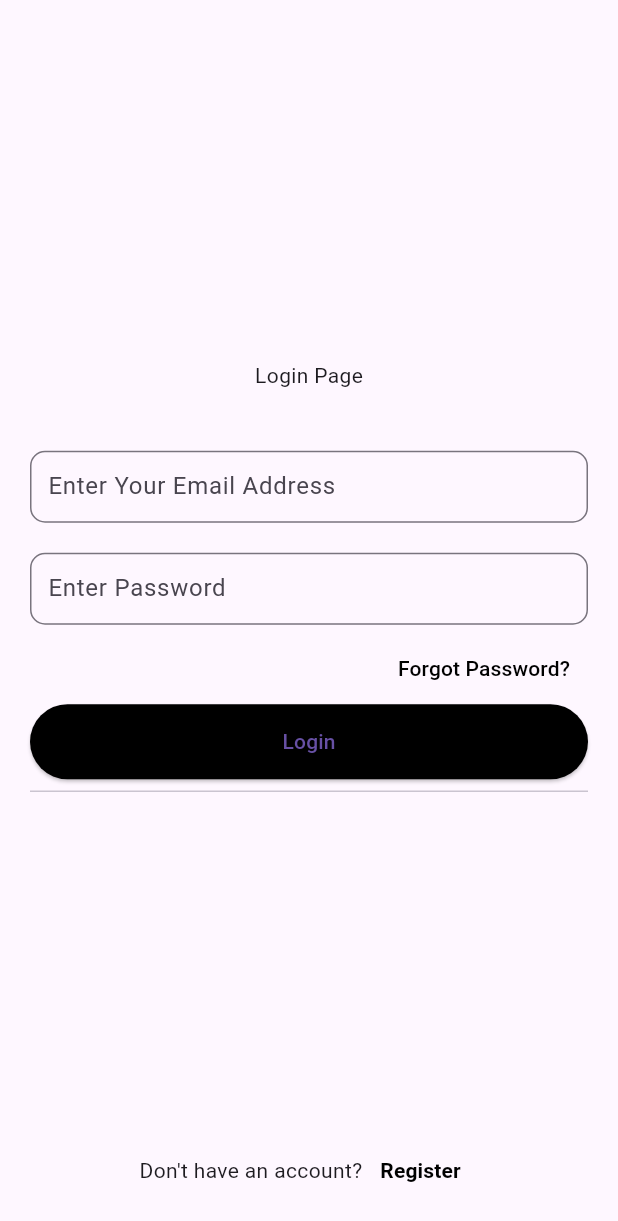
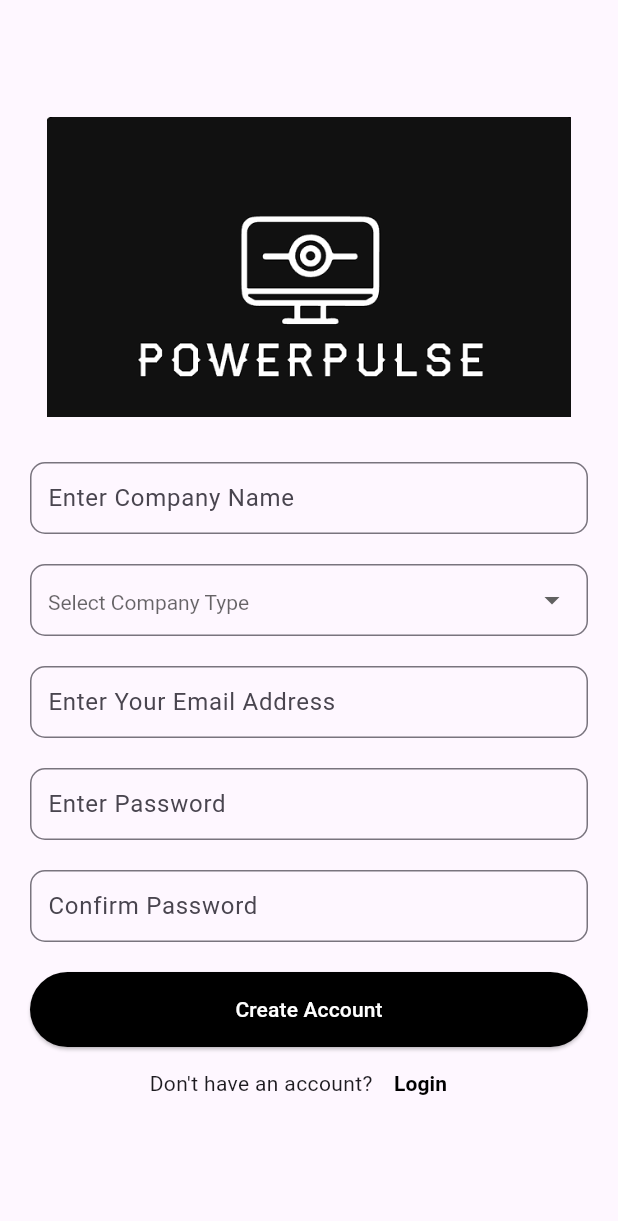
Before and after one commit to SanudaKJ/electricity_managemant_system, a Flutter app: the screen it shows after launch, after a tap on "Register", on a phone screen of 412 x 824 dp. Shown: the top 1221 px of the screen. Run offline on Flutter 3.47's test engine with Material 3 defaults, Android fonts, the phone set to English and light mode, and no system bars.

Commit message:
feat: signin and signup pages

```diff
--- a/electricity_managemant_system/lib/main.dart
+++ b/electricity_managemant_system/lib/main.dart
@@ -12,6 +12,7 @@ class MyApp extends StatelessWidget {
   @override
   Widget build(BuildContext context) {
     return MaterialApp(
+      debugShowCheckedModeBanner: false,
       title: 'Electricity Management System',
       theme: ThemeData(
         primarySwatch: Colors.blue,
--- a/electricity_managemant_system/lib/pages/auth/login.dart
+++ b/electricity_managemant_system/lib/pages/auth/login.dart
@@ -1,3 +1,5 @@
+import 'package:electricity_managemant_system/pages/auth/register.dart';
+import 'package:electricity_managemant_system/pages/home/home.dart';
 import 'package:flutter/cupertino.dart';
 import 'package:flutter/material.dart';
 
@@ -15,13 +17,22 @@ class _loginpageState extends State<loginpage> {
   Widget build(BuildContext context) {
     return Scaffold(
       body: SafeArea(
-          child: Padding(
+        child: SingleChildScrollView(
+          child: Container(
+            constraints: BoxConstraints(
+              minHeight: MediaQuery.of(context).size.height,
+            ),
           padding: const EdgeInsets.all(20.0),
           child: Column(
             mainAxisAlignment: MainAxisAlignment.center,
             children: [
-            const Spacer(),
-            const Text('Login Page'),
+              // const Spacer(),
+              // const Text('Login Page'),
+              Image.asset(
+                'assets/logos/darkmode.png',
+                height: 200,
+              ),
+
               const SizedBox(height: 20),
               Padding(
                 padding: const EdgeInsets.only(top: 20.0),
@@ -61,7 +72,7 @@ class _loginpageState extends State<loginpage> {
                   ),
                 ),
               ),
-            const SizedBox(height: 5),
+              const SizedBox(height: 2),
 
               Row(
                 mainAxisAlignment: MainAxisAlignment.end,
@@ -82,21 +93,30 @@ class _loginpageState extends State<loginpage> {
                 width: double.infinity,
                 height: 50,
                 child: ElevatedButton(
-                onPressed: () {},
+                  onPressed: () {
+                    Navigator.push(context,
+                        MaterialPageRoute(builder: (context) => home()));
+                  },
                   style: ElevatedButton.styleFrom(
                     backgroundColor: Colors.black,
                   ),
-                child: const Text('Login'),
+                  child: const Text(
+                    'Login',
+                    style: TextStyle(color: Colors.white),
                   ),
                 ),
-            const Divider(),
-            const Spacer(),
+              ),
+              // const Divider(),
+              // const Spacer(),
               Row(
                 mainAxisAlignment: MainAxisAlignment.center,
                 children: [
                   const Text('Don\'t have an account?'),
                   TextButton(
-                  onPressed: () {},
+                    onPressed: () {
+                      Navigator.push(context,
+                          MaterialPageRoute(builder: (context) => Register()));
+                    },
                     child: const Text(
                       'Register',
                       style: TextStyle(
@@ -109,6 +129,7 @@ class _loginpageState extends State<loginpage> {
               )
             ],
           ),
+                ),
         )),
     );
   }
--- /dev/null
+++ b/electricity_managemant_system/lib/pages/auth/register.dart
@@ -0,0 +1,206 @@
+import 'package:electricity_managemant_system/pages/auth/login.dart';
+import 'package:flutter/cupertino.dart';
+import 'package:flutter/material.dart';
+
+class Register extends StatefulWidget {
+  const Register({super.key});
+
+  @override
+  State<Register> createState() => _RegisterState();
+}
+
+class _RegisterState extends State<Register> {
+  final List<String> companyTypes = ['Type 1', 'Type 2', 'Type 3'];
+  String? selectedCompanyType;
+
+  @override
+  Widget build(BuildContext context) {
+    return Scaffold(
+      body: SafeArea(
+          child: SingleChildScrollView(
+        child: Container(
+          constraints: BoxConstraints(
+            minHeight: MediaQuery.of(context).size.height,
+          ),
+          padding: const EdgeInsets.all(20.0),
+          child: Column(
+            mainAxisAlignment: MainAxisAlignment.center,
+            children: [
+              // const Spacer(),
+              // const Text('Login Page'),
+              Image.asset(
+                'assets/logos/darkmode.png',
+                height: 200,
+              ),
+
+              const SizedBox(height: 10),
+              Padding(
+                padding: const EdgeInsets.only(top: 20.0),
+                child: TextFormField(
+                  // controller: emailController,
+                  decoration: const InputDecoration(
+                      contentPadding: EdgeInsets.all(8),
+                      hintText: 'Enter Company Name',
+                      border: OutlineInputBorder(
+                        borderRadius: BorderRadius.all(Radius.circular(10)),
+                        borderSide: BorderSide(color: Colors.blue),
+                      ),
+                      focusedBorder: OutlineInputBorder(
+                          borderRadius: BorderRadius.all(Radius.circular(10)),
+                          borderSide: BorderSide(
+                            color: Colors.blue,
+                          ))),
+                ),
+              ),
+              const SizedBox(height: 10),
+              Padding(
+                padding: const EdgeInsets.only(top: 10.0),
+                child: DropdownButtonFormField<String>(
+                  style: const TextStyle(color: Colors.black),
+                  value: selectedCompanyType,
+                  items: companyTypes.map((String type) {
+                    return DropdownMenuItem<String>(
+                      value: type,
+                      child: Text(type),
+                    );
+                  }).toList(),
+                  onChanged: (String? newValue) {
+                    setState(() {
+                      selectedCompanyType = newValue;
+                    });
+                  },
+                  decoration: const InputDecoration(
+                    contentPadding: EdgeInsets.all(8),
+                    hintText: 'Select Company Type',
+                    border: OutlineInputBorder(
+                      borderRadius: BorderRadius.all(Radius.circular(10)),
+                      borderSide: BorderSide(color: Colors.blue),
+                    ),
+                    focusedBorder: OutlineInputBorder(
+                      borderRadius: BorderRadius.all(Radius.circular(10)),
+                      borderSide: BorderSide(
+                        color: Colors.blue,
+                      ),
+                    ),
+                  ),
+                ),
+              ),
+              const SizedBox(height: 10),
+              Padding(
+                padding: const EdgeInsets.only(top: 10.0),
+                child: TextFormField(
+                  // controller: emailController,
+                  decoration: const InputDecoration(
+                      contentPadding: EdgeInsets.all(8),
+                      hintText: 'Enter Your Email Address',
+                      border: OutlineInputBorder(
+                        borderRadius: BorderRadius.all(Radius.circular(10)),
+                        borderSide: BorderSide(color: Colors.blue),
+                      ),
+                      focusedBorder: OutlineInputBorder(
+                          borderRadius: BorderRadius.all(Radius.circular(10)),
+                          borderSide: BorderSide(
+                            color: Colors.blue,
+                          ))),
+                ),
+              ),
+              const SizedBox(height: 10),
+              Padding(
+                padding: const EdgeInsets.only(top: 10.0),
+                child: TextFormField(
+                  // controller: passwordController,
+                  decoration: const InputDecoration(
+                    contentPadding: EdgeInsets.all(8),
+                    hintText: 'Enter Password',
+                    border: OutlineInputBorder(
+                      borderRadius: BorderRadius.all(Radius.circular(10)),
+                      borderSide: BorderSide(color: Colors.blue),
+                    ),
+                    focusedBorder: OutlineInputBorder(
+                        borderRadius: BorderRadius.all(Radius.circular(10)),
+                        borderSide: BorderSide(
+                          color: Colors.blue,
+                        )),
+                  ),
+                ),
+              ),
+              const SizedBox(height: 10),
+              Padding(
+                padding: const EdgeInsets.only(top: 10.0),
+                child: TextFormField(
+                  // controller: passwordController,
+                  decoration: const InputDecoration(
+                    contentPadding: EdgeInsets.all(8),
+                    hintText: 'Confirm Password',
+                    border: OutlineInputBorder(
+                      borderRadius: BorderRadius.all(Radius.circular(10)),
+                      borderSide: BorderSide(color: Colors.blue),
+                    ),
+                    focusedBorder: OutlineInputBorder(
+                        borderRadius: BorderRadius.all(Radius.circular(10)),
+                        borderSide: BorderSide(
+                          color: Colors.blue,
+                        )),
+                  ),
+                ),
+              ),
+              const SizedBox(height: 20),
+
+              // Row(
+              //   mainAxisAlignment: MainAxisAlignment.end,
+              //   children: [
+              //     TextButton(
+              //       onPressed: () {},
+              //       child: const Text(
+              //         'Forgot Password?',
+              //         style: TextStyle(
+              //           color: Colors.black,
+              //         ),
+              //       ),
+              //     )
+              //   ],
+              // ),
+              // Login Button
+              SizedBox(
+                width: double.infinity,
+                height: 50,
+                child: ElevatedButton(
+                  onPressed: () {},
+                  style: ElevatedButton.styleFrom(
+                    backgroundColor: Colors.black,
+                  ),
+                  child: const Text(
+                    'Create Account',
+                    style: TextStyle(color: Colors.white),
+                  ),
+                ),
+              ),
+              // const Divider(),
+              // const Spacer(),
+
+              Row(
+                mainAxisAlignment: MainAxisAlignment.center,
+                children: [
+                  const Text('Don\'t have an account?'),
+                  TextButton(
+                    onPressed: () {
+                      Navigator.push(context,
+                          MaterialPageRoute(builder: (context) => loginpage()));
+                    },
+                    child: const Text(
+                      'Login',
+                      style: TextStyle(
+                        fontWeight: FontWeight.bold,
+                        color: Colors.black,
+                      ),
+                    ),
+                  )
+                ],
+              )
+            ],
+          ),
+        ),
+      )),
+    );
+  }
+}
--- a/electricity_managemant_system/pubspec.yaml
+++ b/electricity_managemant_system/pubspec.yaml
@@ -58,9 +58,9 @@ flutter:
   uses-material-design: true
 
   # To add assets to your application, add an assets section, like this:
-  # assets:
-  #   - images/a_dot_burr.jpeg
-  #   - images/a_dot_ham.jpeg
+  assets:
+    - assets/logos/
+    # - images/a_dot_ham.jpeg
 
   # An image asset can refer to one or more resolution-specific "variants", see
   # https://flutter.dev/to/resolution-aware-images
```
Also changed, not shown: electricity_managemant_system/assets/logos/darkmode.png (added), electricity_managemant_system/assets/logos/lightmode.png (added), electricity_managemant_system/assets/logos/lightmode2.png (added), 4 other files. Lines whose indentation alone changed are shown as unchanged.
